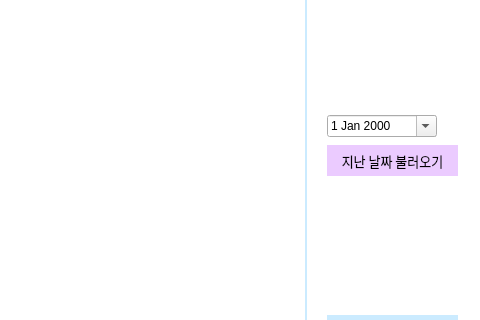
First picture: the form in ui/MainForm.ui, repository za5321/CheckTool, before the edit; both pictures show x 902 to 1382 and y 154 to 474 of the 1382 by 600 pixel window.
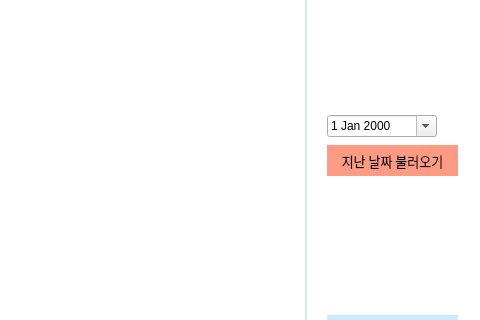
Second picture: the form after the edit.

Commit message: Changed ui of InsertSvr and DeleteSvr

What changed in the file:
```diff
--- a/ui/MainForm.ui
+++ b/ui/MainForm.ui
@@ -315,8 +315,8 @@
        </property>
        <property name="styleSheet">
         <string notr="true">#toolBtn4 {
-	border: 2px solid rgb(235, 203, 255);
-	background: rgb(235, 203, 255);
+	border: 2px solid rgb(255, 155, 130);
+	background: rgb(255, 155, 130);
 }</string>
        </property>
        <property name="text">
```
The commit also changes 5 other files.
